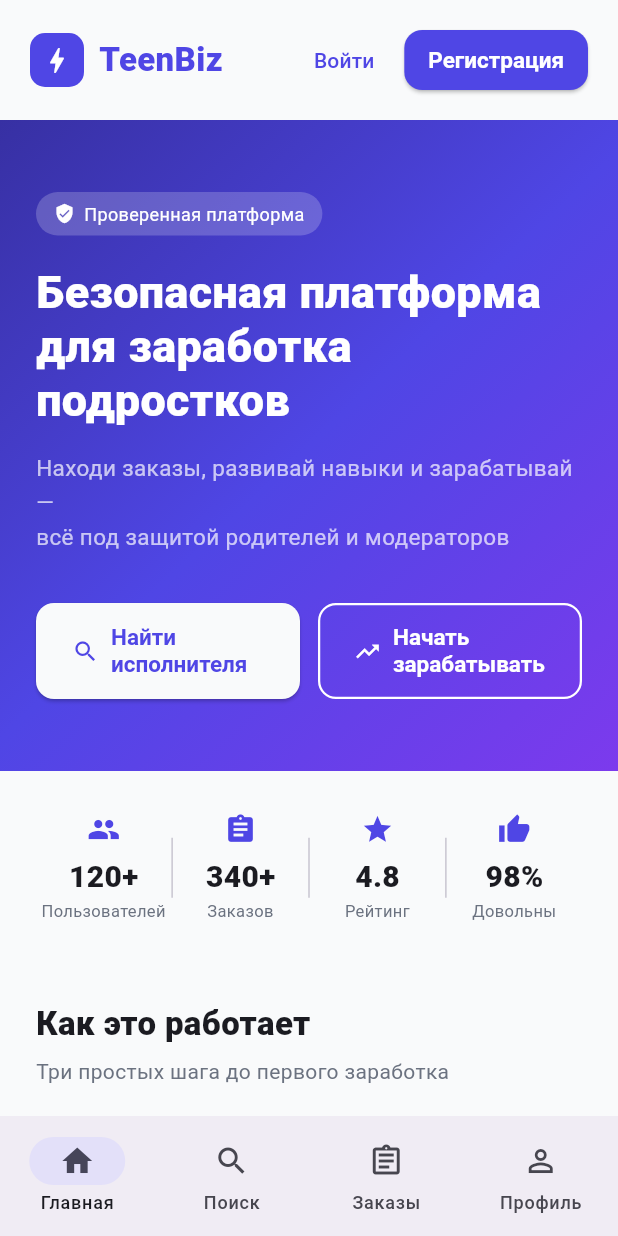
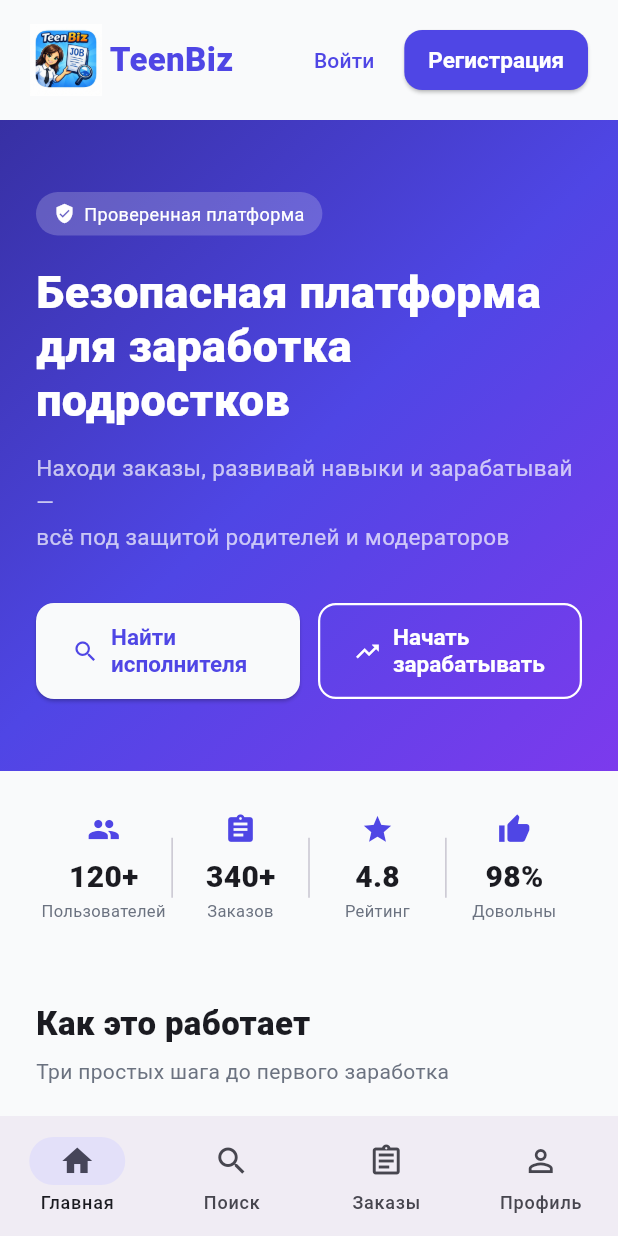
Before and after one commit to 1n8e/teen_biz, a Flutter app: the screen it shows after launch, on a phone screen of 412 x 824 dp. Run offline on Flutter 3.47's test engine with Material 3 defaults, Android fonts, the phone set to English and light mode, and no system bars.

Commit message:
some fixes

```diff
--- a/lib/main.dart
+++ b/lib/main.dart
@@ -8,6 +8,7 @@ import 'screens/order_screen.dart';
 import 'screens/faq_screen.dart';
 import 'screens/policy_screen.dart';
 import 'screens/settings_screen.dart';
+import 'screens/splash_screen.dart';
 import 'theme.dart';
 import 'theme_notifier.dart';
 
@@ -29,8 +30,9 @@ class TeenBizApp extends StatelessWidget {
           theme: AppTheme.lightTheme,
           darkTheme: AppTheme.darkTheme,
           themeMode: mode,
-          initialRoute: '/',
+          initialRoute: '/splash',
           routes: {
+            '/splash': (context) => const SplashScreen(),
             '/': (context) => const HomeScreen(),
             '/register': (context) => const RegisterScreen(),
             '/safety': (context) => const SafetyScreen(),
--- a/lib/screens/home_screen.dart
+++ b/lib/screens/home_screen.dart
@@ -42,16 +42,15 @@ class _HomeScreenState extends State<HomeScreen> {
       padding: const EdgeInsets.symmetric(horizontal: 20, vertical: 16),
       child: Row(
         children: [
-          Container(
-            width: 36,
-            height: 36,
-            decoration: BoxDecoration(
-              color: AppTheme.primary,
-              borderRadius: BorderRadius.circular(10),
-            ),
-            child: const Icon(Icons.bolt, color: Colors.white, size: 22),
-          ),
-          const SizedBox(width: 10),
+          Image.asset('assets/logo.jpg', width: 48, height: 48),
+          // Container(
+          //   decoration: BoxDecoration(
+          //     color: AppTheme.primary,
+          //     borderRadius: BorderRadius.circular(10),
+          //   ),
+          //   child: const Icon(Icons.bolt, color: Colors.white, size: 22),
+          // ),
+          const SizedBox(width: 5),
           const Text(
             'TeenBiz',
             style: TextStyle(
@@ -122,11 +121,7 @@ class _HomeScreenState extends State<HomeScreen> {
           const SizedBox(height: 16),
           const Text(
             'Находи заказы, развивай навыки и зарабатывай —\nвсё под защитой родителей и модераторов',
-            style: TextStyle(
-              color: Colors.white70,
-              fontSize: 15,
-              height: 1.5,
-            ),
+            style: TextStyle(color: Colors.white70, fontSize: 15, height: 1.5),
           ),
           const SizedBox(height: 32),
           Row(
@@ -187,17 +182,11 @@ class _HomeScreenState extends State<HomeScreen> {
           const SizedBox(height: 6),
           Text(
             value,
-            style: const TextStyle(
-              fontSize: 20,
-              fontWeight: FontWeight.w800,
-            ),
+            style: const TextStyle(fontSize: 20, fontWeight: FontWeight.w800),
           ),
           Text(
             label,
-            style: const TextStyle(
-              fontSize: 11,
-              color: AppTheme.textSecondary,
-            ),
+            style: const TextStyle(fontSize: 11, color: AppTheme.textSecondary),
             textAlign: TextAlign.center,
           ),
         ],
@@ -206,7 +195,11 @@ class _HomeScreenState extends State<HomeScreen> {
   }
 
   Widget _divider() {
-    return Container(width: 1, height: 40, color: Theme.of(context).colorScheme.outlineVariant);
+    return Container(
+      width: 1,
+      height: 40,
+      color: Theme.of(context).colorScheme.outlineVariant,
+    );
   }
 
   Widget _buildHowItWorks() {
@@ -215,19 +208,22 @@ class _HomeScreenState extends State<HomeScreen> {
         'icon': Icons.person_add,
         'color': AppTheme.primary,
         'title': 'Регистрируйся',
-        'desc': 'Создай аккаунт, пройди верификацию. Если тебе до 18 — получи согласие родителей',
+        'desc':
+            'Создай аккаунт, пройди верификацию. Если тебе до 18 — получи согласие родителей',
       },
       {
         'icon': Icons.search,
         'color': AppTheme.accent,
         'title': 'Находи заказы',
-        'desc': 'Ищи задания по городу, цене и формату. Откликайся и обсуждай детали в безопасном чате',
+        'desc':
+            'Ищи задания по городу, цене и формату. Откликайся и обсуждай детали в безопасном чате',
       },
       {
         'icon': Icons.payments,
         'color': const Color(0xFFF59E0B),
         'title': 'Получай оплату',
-        'desc': 'Деньги хранятся в эскроу до выполнения. После подтверждения — сразу на баланс',
+        'desc':
+            'Деньги хранятся в эскроу до выполнения. После подтверждения — сразу на баланс',
       },
     ];
 
@@ -238,10 +234,7 @@ class _HomeScreenState extends State<HomeScreen> {
         children: [
           const Text(
             'Как это работает',
-            style: TextStyle(
-              fontSize: 22,
-              fontWeight: FontWeight.w800,
-            ),
+            style: TextStyle(fontSize: 22, fontWeight: FontWeight.w800),
           ),
           const SizedBox(height: 6),
           const Text(
@@ -273,7 +266,11 @@ class _HomeScreenState extends State<HomeScreen> {
               color: (data['color'] as Color).withValues(alpha: 0.1),
               borderRadius: BorderRadius.circular(12),
             ),
-            child: Icon(data['icon'] as IconData, color: data['color'] as Color, size: 24),
+            child: Icon(
+              data['icon'] as IconData,
+              color: data['color'] as Color,
+              size: 24,
+            ),
           ),
           const SizedBox(width: 16),
           Expanded(
@@ -283,7 +280,10 @@ class _HomeScreenState extends State<HomeScreen> {
                 Row(
                   children: [
                     Container(
-                      padding: const EdgeInsets.symmetric(horizontal: 8, vertical: 2),
+                      padding: const EdgeInsets.symmetric(
+                        horizontal: 8,
+                        vertical: 2,
+                      ),
                       decoration: BoxDecoration(
                         color: AppTheme.primary,
                         borderRadius: BorderRadius.circular(6),
@@ -303,7 +303,7 @@ class _HomeScreenState extends State<HomeScreen> {
                       style: const TextStyle(
                         fontWeight: FontWeight.w700,
                         fontSize: 15,
-                                ),
+                      ),
                     ),
                   ],
                 ),
@@ -354,10 +354,7 @@ class _HomeScreenState extends State<HomeScreen> {
                 children: [
                   Text(
                     'Ваша безопасность',
-                    style: TextStyle(
-                      fontWeight: FontWeight.w800,
-                      fontSize: 17,
-                            ),
+                    style: TextStyle(fontWeight: FontWeight.w800, fontSize: 17),
                   ),
                   Text(
                     'Мы объясняем КАК мы защищаем',
@@ -380,9 +377,7 @@ class _HomeScreenState extends State<HomeScreen> {
             width: double.infinity,
             child: ElevatedButton(
               onPressed: () => Navigator.pushNamed(context, '/safety'),
-              style: ElevatedButton.styleFrom(
-                backgroundColor: AppTheme.accent,
-              ),
+              style: ElevatedButton.styleFrom(backgroundColor: AppTheme.accent),
               child: const Text('Подробнее о безопасности'),
             ),
           ),
@@ -400,10 +395,7 @@ class _HomeScreenState extends State<HomeScreen> {
           const SizedBox(width: 10),
           Text(
             text,
-            style: const TextStyle(
-              fontSize: 13,
-              fontWeight: FontWeight.w500,
-            ),
+            style: const TextStyle(fontSize: 13, fontWeight: FontWeight.w500),
           ),
         ],
       ),
@@ -414,17 +406,20 @@ class _HomeScreenState extends State<HomeScreen> {
     final reviews = [
       {
         'name': 'Амалия О., 16 лет',
-        'text': 'Заработала на уроки музыки, помогая с репетиторством. Родители довольны — всё прозрачно!',
+        'text':
+            'Заработала на уроки музыки, помогая с репетиторством. Родители довольны — всё прозрачно!',
         'stars': 5,
       },
       {
         'name': 'Максим Д., 17 лет',
-        'text': 'Делаю сайты и логотипы. За первый месяц получил 3 заказа. Очень удобный поиск клиентов.',
+        'text':
+            'Делаю сайты и логотипы. За первый месяц получил 3 заказа. Очень удобный поиск клиентов.',
         'stars': 5,
       },
       {
         'name': 'Сауле Т., 15 лет',
-        'text': 'Помогаю соседям с выгулом собак. Безопасно и легально. Рекомендую всем!',
+        'text':
+            'Помогаю соседям с выгулом собак. Безопасно и легально. Рекомендую всем!',
         'stars': 4,
       },
     ];
@@ -436,10 +431,7 @@ class _HomeScreenState extends State<HomeScreen> {
         children: [
           const Text(
             'Отзывы пользователей',
-            style: TextStyle(
-              fontSize: 22,
-              fontWeight: FontWeight.w800,
-            ),
+            style: TextStyle(fontSize: 22, fontWeight: FontWeight.w800),
           ),
           const SizedBox(height: 16),
           SizedBox(
@@ -456,7 +448,9 @@ class _HomeScreenState extends State<HomeScreen> {
                   decoration: BoxDecoration(
                     color: Theme.of(context).colorScheme.surface,
                     borderRadius: BorderRadius.circular(16),
-                    border: Border.all(color: Theme.of(context).colorScheme.outlineVariant),
+                    border: Border.all(
+                      color: Theme.of(context).colorScheme.outlineVariant,
+                    ),
                   ),
                   child: Column(
                     crossAxisAlignment: CrossAxisAlignment.start,
@@ -464,7 +458,11 @@ class _HomeScreenState extends State<HomeScreen> {
                       Row(
                         children: List.generate(
                           r['stars'] as int,
-                          (_) => const Icon(Icons.star, color: Color(0xFFF59E0B), size: 16),
+                          (_) => const Icon(
+                            Icons.star,
+                            color: Color(0xFFF59E0B),
+                            size: 16,
+                          ),
                         ),
                       ),
                       const SizedBox(height: 8),
@@ -483,7 +481,7 @@ class _HomeScreenState extends State<HomeScreen> {
                         style: const TextStyle(
                           fontWeight: FontWeight.w700,
                           fontSize: 13,
-                                    ),
+                        ),
                       ),
                     ],
                   ),
@@ -510,15 +508,16 @@ class _HomeScreenState extends State<HomeScreen> {
         children: [
           const Text(
             'Тарифы',
-            style: TextStyle(
-              fontSize: 20,
-              fontWeight: FontWeight.w800,
-            ),
+            style: TextStyle(fontSize: 20, fontWeight: FontWeight.w800),
           ),
           const SizedBox(height: 14),
           _tariffRow(Icons.percent, '7% комиссия', 'Только с успешных заказов'),
           _tariffRow(Icons.rocket_launch, 'Продвижение', 'Выведи услугу в топ'),
-          _tariffRow(Icons.workspace_premium, 'Премиум', 'Больше откликов и заказов'),
+          _tariffRow(
+            Icons.workspace_premium,
+            'Премиум',
+            'Больше откликов и заказов',
+          ),
           _tariffRow(Icons.school, 'Партнёрства', 'Образовательные центры'),
         ],
       ),
@@ -543,11 +542,20 @@ class _HomeScreenState extends State<HomeScreen> {
           Column(
             crossAxisAlignment: CrossAxisAlignment.start,
             children: [
-              Text(title,
-                  style: const TextStyle(fontWeight: FontWeight.w600, fontSize: 14)),
-              Text(sub,
-                  style: const TextStyle(
-                      color: AppTheme.textSecondary, fontSize: 12)),
+              Text(
+                title,
+                style: const TextStyle(
+                  fontWeight: FontWeight.w600,
+                  fontSize: 14,
+                ),
+              ),
+              Text(
+                sub,
+                style: const TextStyle(
+                  color: AppTheme.textSecondary,
+                  fontSize: 12,
+                ),
+              ),
             ],
           ),
         ],
@@ -641,10 +649,26 @@ class _HomeScreenState extends State<HomeScreen> {
         }
       },
       destinations: const [
-        NavigationDestination(icon: Icon(Icons.home_outlined), selectedIcon: Icon(Icons.home), label: 'Главная'),
-        NavigationDestination(icon: Icon(Icons.search_outlined), selectedIcon: Icon(Icons.search), label: 'Поиск'),
-        NavigationDestination(icon: Icon(Icons.assignment_outlined), selectedIcon: Icon(Icons.assignment), label: 'Заказы'),
-        NavigationDestination(icon: Icon(Icons.person_outline), selectedIcon: Icon(Icons.person), label: 'Профиль'),
+        NavigationDestination(
+          icon: Icon(Icons.home_outlined),
+          selectedIcon: Icon(Icons.home),
+          label: 'Главная',
+        ),
+        NavigationDestination(
+          icon: Icon(Icons.search_outlined),
+          selectedIcon: Icon(Icons.search),
+          label: 'Поиск',
+        ),
+        NavigationDestination(
+          icon: Icon(Icons.assignment_outlined),
+          selectedIcon: Icon(Icons.assignment),
+          label: 'Заказы',
+        ),
+        NavigationDestination(
+          icon: Icon(Icons.person_outline),
+          selectedIcon: Icon(Icons.person),
+          label: 'Профиль',
+        ),
       ],
     );
   }
--- a/pubspec.yaml
+++ b/pubspec.yaml
@@ -58,8 +58,8 @@ flutter:
   uses-material-design: true
 
   # To add assets to your application, add an assets section, like this:
-  # assets:
-  #   - images/a_dot_burr.jpeg
+  assets:
+    - assets/
   #   - images/a_dot_ham.jpeg
 
   # An image asset can refer to one or more resolution-specific "variants", see
```
Also changed, not shown: lib/screens/splash_screen.dart (added, +130 -0 lines), assets/logo.jpg (added).
